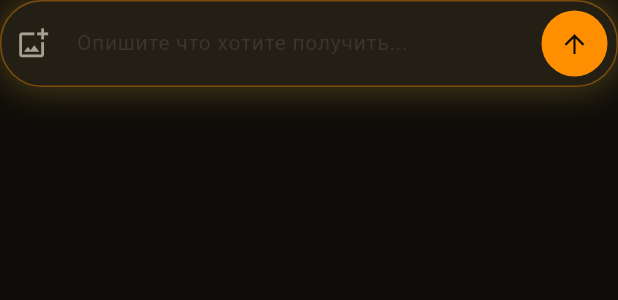
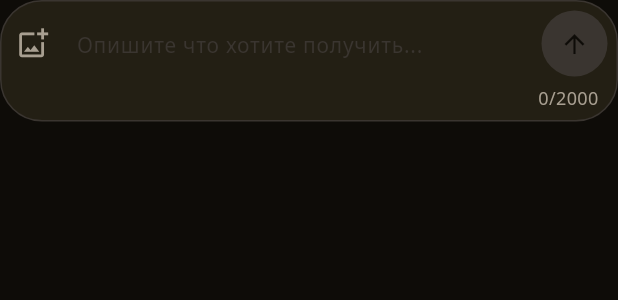
Before and after one commit to yngQ/aiblojka, a Flutter app: the _PromptRow widget shown alone on an empty page, opened directly with empty values, on a phone screen of 412 x 824 dp. Shown: the top 300 px of the screen. Run offline on Flutter 3.47's test engine with Material 3 defaults, Android fonts, the phone set to English and light mode, and no system bars; our stand-ins replace file_picker, firebase_analytics, firebase_core, firebase_remote_config, flutter_riverpod, google_fonts and 2 more; accounts and stored records are empty; generated files the repository leaves out were written again; statements that could not run were skipped.

Commit message:
fix: error messages, char counter, Noto Sans font, loading overlay (#24)
* fix: separate error messages, add char counter, Noto Sans font, loading overlay

- Add dedicated errorNoImage message for NoImageGeneratedException
  instead of sharing generic server error text
- Add 0/2000 character counter below prompt input field with
  MaxLengthEnforcement to prevent exceeding the worker limit
- Replace hardcoded TextTheme with GoogleFonts.notoSansTextTheme()
  for proper Cyrillic font support
- Show semi-transparent loading overlay with progress indicator on
  result image during regeneration instead of blank screen

Co-authored-by: Qwen-Coder <qwen-coder@alibabacloud.com>

* fix: cache TextTheme and remove redundant setState on keystroke

- Change _textTheme from getter to static final to avoid
  redundant GoogleFonts.notoSansTextTheme() calls
- Remove _onPromptChanged listener that triggered full-page
  setState on every keystroke; _PromptRow's ValueListenableBuilder
  already handles send-button gating reactively
- Simplify onSend computation in parent build method

Co-authored-by: Qwen-Coder <qwen-coder@alibabacloud.com>

---------

Co-authored-by: Qwen-Coder <qwen-coder@alibabacloud.com>

```diff
--- a/lib/core/theme/app_theme.dart
+++ b/lib/core/theme/app_theme.dart
@@ -1,4 +1,5 @@
 import 'package:flutter/material.dart';
+import 'package:google_fonts/google_fonts.dart';
 
 import 'app_colors.dart';
 
@@ -30,22 +31,9 @@ abstract final class AppTheme {
     );
   }
 
-  static const TextTheme _textTheme = TextTheme(
-    displayLarge: TextStyle(color: AppColors.textPrimary),
-    displayMedium: TextStyle(color: AppColors.textPrimary),
-    displaySmall: TextStyle(color: AppColors.textPrimary),
-    headlineLarge: TextStyle(color: AppColors.textPrimary),
-    headlineMedium: TextStyle(color: AppColors.textPrimary),
-    headlineSmall: TextStyle(color: AppColors.textPrimary),
-    titleLarge: TextStyle(color: AppColors.textPrimary),
-    titleMedium: TextStyle(color: AppColors.textPrimary),
-    titleSmall: TextStyle(color: AppColors.textSecondary),
-    bodyLarge: TextStyle(color: AppColors.textPrimary),
-    bodyMedium: TextStyle(color: AppColors.textPrimary),
-    bodySmall: TextStyle(color: AppColors.textSecondary),
-    labelLarge: TextStyle(color: AppColors.textPrimary),
-    labelMedium: TextStyle(color: AppColors.textSecondary),
-    labelSmall: TextStyle(color: AppColors.textSecondary),
+  static final TextTheme _textTheme = GoogleFonts.notoSansTextTheme().apply(
+    displayColor: AppColors.textPrimary,
+    bodyColor: AppColors.textPrimary,
   );
 
   static final ElevatedButtonThemeData _elevatedButtonTheme =
--- a/lib/features/generation/presentation/generate_page.dart
+++ b/lib/features/generation/presentation/generate_page.dart
@@ -1,10 +1,10 @@
 import 'dart:async';
 import 'dart:convert';
 import 'dart:math';
-import 'dart:typed_data';
 
 import 'package:file_picker/file_picker.dart';
 import 'package:flutter/material.dart';
+import 'package:flutter/services.dart';
 import 'package:flutter_riverpod/flutter_riverpod.dart';
 import 'package:web/web.dart' as web;
 
@@ -77,14 +77,10 @@ class _GeneratePageState extends ConsumerState<GeneratePage> {
   @override
   void initState() {
     super.initState();
-    _promptController.addListener(_onPromptChanged);
-  }
-
-  void _onPromptChanged() => setState(() {});
+  }
 
   @override
   void dispose() {
-    _promptController.removeListener(_onPromptChanged);
     _promptController.dispose();
     super.dispose();
   }
@@ -245,7 +241,7 @@ class _GeneratePageState extends ConsumerState<GeneratePage> {
     final stateError = generationState.error;
     final isPermanentlyBlocked = stateError is WorkerNotConfiguredException ||
         stateError is GenerationDisabledException;
-    final hasResult = generationState.valueOrNull != null && !isLoading;
+    final hasPreviousResult = generationState.valueOrNull != null;
 
     return Scaffold(
       backgroundColor: AppColors.background,
@@ -264,8 +260,11 @@ class _GeneratePageState extends ConsumerState<GeneratePage> {
                     duration: const Duration(milliseconds: 400),
                     transitionBuilder: (child, animation) =>
                         FadeTransition(opacity: animation, child: child),
-                    child: hasResult
-                        ? _buildResultView(generationState.value!)
+                    child: hasPreviousResult
+                        ? _buildResultView(
+                            generationState.value!,
+                            isLoading: isLoading,
+                          )
                         : _buildGenerateView(
                             isLoading,
                             stateError,
@@ -305,11 +304,7 @@ class _GeneratePageState extends ConsumerState<GeneratePage> {
           controller: _promptController,
           isLoading: isLoading,
           isBlocked: isPermanentlyBlocked,
-          onSend: isLoading ||
-                  isPermanentlyBlocked ||
-                  _promptController.text.trim().isEmpty
-              ? null
-              : _generate,
+          onSend: isLoading || isPermanentlyBlocked ? null : _generate,
           referenceAttached: _referenceFileName != null,
           onAttach: isLoading || isPermanentlyBlocked
               ? null
@@ -333,7 +328,7 @@ class _GeneratePageState extends ConsumerState<GeneratePage> {
     );
   }
 
-  Widget _buildResultView(GenerationResult result) {
+  Widget _buildResultView(GenerationResult result, {required bool isLoading}) {
     final l10n = AppLocalizations.of(context)!;
     return Column(
       key: const ValueKey('result'),
@@ -342,6 +337,9 @@ class _GeneratePageState extends ConsumerState<GeneratePage> {
         const SizedBox(height: 16),
         Expanded(
           child: Stack(
+            children: [
+              // Image with optional loading overlay
+              Stack(
                 children: [
                   Positioned.fill(
                     child: Padding(
@@ -373,6 +371,40 @@ class _GeneratePageState extends ConsumerState<GeneratePage> {
                       ),
                     ),
                   ),
+                  // Loading overlay during regeneration
+                  if (isLoading) ...[
+                    Positioned.fill(
+                      child: Container(
+                        color: AppColors.background.withValues(alpha: 0.7),
+                        child: Center(
+                          child: Column(
+                            mainAxisSize: MainAxisSize.min,
+                            children: [
+                              const SizedBox(
+                                width: 48,
+                                height: 48,
+                                child: CircularProgressIndicator(
+                                  strokeWidth: 3,
+                                  color: AppColors.primary,
+                                ),
+                              ),
+                              const SizedBox(height: 16),
+                              Text(
+                                l10n.generatingIndicatorLabel,
+                                style: const TextStyle(
+                                  color: AppColors.textPrimary,
+                                  fontSize: 16,
+                                  fontWeight: FontWeight.w500,
+                                ),
+                              ),
+                            ],
+                          ),
+                        ),
+                      ),
+                    ),
+                  ],
+                ],
+              ),
               Positioned(
                 top: 0,
                 right: 0,
@@ -389,7 +421,9 @@ class _GeneratePageState extends ConsumerState<GeneratePage> {
           children: [
             Expanded(
               child: ElevatedButton.icon(
-                onPressed: () => _downloadImage(
+                onPressed: isLoading
+                    ? null
+                    : () => _downloadImage(
                           result.imageBase64,
                           result.mimeType,
                           _lastFormat.apiString,
@@ -412,7 +446,7 @@ class _GeneratePageState extends ConsumerState<GeneratePage> {
             const SizedBox(width: 12),
             Expanded(
               child: OutlinedButton.icon(
-                onPressed: _regenerate,
+                onPressed: isLoading ? null : _regenerate,
                 icon: const Icon(Icons.refresh, size: 18),
                 label: Text(l10n.regenerateButton),
                 style: OutlinedButton.styleFrom(
@@ -962,11 +996,20 @@ class _PromptRow extends StatelessWidget {
   final bool referenceAttached;
   final VoidCallback? onAttach;
 
+  static const int _kMaxPromptLength = 2000;
+
   @override
   Widget build(BuildContext context) {
     final l10n = AppLocalizations.of(context)!;
-    final isEnabled = onSend != null;
-    final isGlowing = isLoading || isEnabled;
+    final isTextFieldEnabled = !isLoading && !isBlocked;
+
+    return ValueListenableBuilder<TextEditingValue>(
+      valueListenable: controller,
+      builder: (context, textValue, _) {
+        final charCount = textValue.text.length;
+        final isOverLimit = charCount >= _kMaxPromptLength;
+        final hasText = textValue.text.trim().isNotEmpty;
+        final canSend = onSend != null && hasText && !isOverLimit;
 
         return AnimatedContainer(
           duration: const Duration(milliseconds: 200),
@@ -974,12 +1017,12 @@ class _PromptRow extends StatelessWidget {
             color: AppColors.card,
             borderRadius: BorderRadius.circular(_kInputRadius),
             border: Border.all(
-          color: isGlowing
+              color: (isLoading || canSend)
                   ? AppColors.primary.withValues(alpha: 0.4)
                   : AppColors.disabled,
               width: 1.0,
             ),
-        boxShadow: isGlowing
+            boxShadow: (isLoading || canSend)
                 ? [
                     BoxShadow(
                       color: AppColors.accent.withValues(alpha: 0.25),
@@ -989,7 +1032,10 @@ class _PromptRow extends StatelessWidget {
                   ]
                 : null,
           ),
-      child: Row(
+          child: Column(
+            mainAxisSize: MainAxisSize.min,
+            children: [
+              Row(
                 crossAxisAlignment: CrossAxisAlignment.center,
                 children: [
                   // Attachment button
@@ -1001,9 +1047,11 @@ class _PromptRow extends StatelessWidget {
                   Expanded(
                     child: TextField(
                       controller: controller,
-              enabled: !isLoading && !isBlocked,
+                      enabled: isTextFieldEnabled,
                       minLines: 1,
                       maxLines: 4,
+                      maxLength: _kMaxPromptLength,
+                      maxLengthEnforcement: MaxLengthEnforcement.enforced,
                       style: const TextStyle(
                         color: AppColors.textPrimary,
                         fontSize: 15,
@@ -1024,6 +1072,7 @@ class _PromptRow extends StatelessWidget {
                           horizontal: 8,
                           vertical: 14,
                         ),
+                        counterText: '',
                       ),
                     ),
                   ),
@@ -1032,12 +1081,30 @@ class _PromptRow extends StatelessWidget {
                     padding: const EdgeInsets.all(6),
                     child: _SendButton(
                       isLoading: isLoading,
-              isEnabled: isEnabled,
-              onSend: onSend,
-            ),
-          ),
-        ],
-      ),
+                      isEnabled: canSend,
+                      onSend: canSend ? onSend : null,
+                    ),
+                  ),
+                ],
+              ),
+              // Character counter
+              Padding(
+                padding: const EdgeInsets.only(right: 12, bottom: 6),
+                child: Align(
+                  alignment: Alignment.centerRight,
+                  child: Text(
+                    '$charCount/$_kMaxPromptLength',
+                    style: const TextStyle(
+                      color: AppColors.textSecondary,
+                      fontSize: 12,
+                    ),
+                  ),
+                ),
+              ),
+            ],
+          ),
+        );
+      },
     );
   }
 }
@@ -1209,9 +1276,10 @@ class _ErrorCard extends StatelessWidget {
         QuotaExceededException() => l10n.errorLimitExceeded,
         SafetyBlockException() => l10n.errorSafetyBlock,
         NetworkException() => l10n.errorNetwork,
+        NoImageGeneratedException() => l10n.errorNoImage,
         GenerationDisabledException() => l10n.errorGenerationDisabled,
         WorkerNotConfiguredException() => l10n.errorWorkerNotConfigured,
-        ServerException() || NoImageGeneratedException() => l10n.errorServer,
+        ServerException() => l10n.errorServer,
         _ => l10n.errorServer,
       };
 
--- a/lib/l10n/app_localizations.dart
+++ b/lib/l10n/app_localizations.dart
@@ -226,6 +226,12 @@ abstract class AppLocalizations {
   /// **'Ошибка сервера, попробуйте позже'**
   String get errorServer;
 
+  /// No description provided for @errorNoImage.
+  ///
+  /// In ru, this message translates to:
+  /// **'ИИ не смог создать изображение, измените описание и попробуйте снова'**
+  String get errorNoImage;
+
   /// No description provided for @errorNetwork.
   ///
   /// In ru, this message translates to:
--- a/lib/l10n/app_localizations_ru.dart
+++ b/lib/l10n/app_localizations_ru.dart
@@ -77,6 +77,10 @@ class AppLocalizationsRu extends AppLocalizations {
   String get errorServer => 'Ошибка сервера, попробуйте позже';
 
   @override
+  String get errorNoImage =>
+      'ИИ не смог создать изображение, измените описание и попробуйте снова';
+
+  @override
   String get errorNetwork => 'Проверьте подключение к интернету';
 
   @override
--- a/lib/l10n/app_ru.arb
+++ b/lib/l10n/app_ru.arb
@@ -22,6 +22,7 @@
   "errorLimitExceeded": "Лимит генераций исчерпан, попробуйте завтра",
   "errorSafetyBlock": "Контент заблокирован фильтром, измените запрос",
   "errorServer": "Ошибка сервера, попробуйте позже",
+  "errorNoImage": "ИИ не смог создать изображение, измените описание и попробуйте снова",
   "errorNetwork": "Проверьте подключение к интернету",
   "errorFileSize": "Файл должен быть JPEG, PNG или WebP, до 10 МБ",
   "generatingLabel": "Генерация...",
--- a/pubspec.yaml
+++ b/pubspec.yaml
@@ -23,6 +23,7 @@ dependencies:
   intl: ^0.20.2
   file_picker: ^10.1.9
   web: ^1.1.1
+  google_fonts: ^8.0.2
 
 dev_dependencies:
   flutter_test:
```
Also changed, not shown: pubspec.lock. Lines whose indentation alone changed are shown as unchanged.
